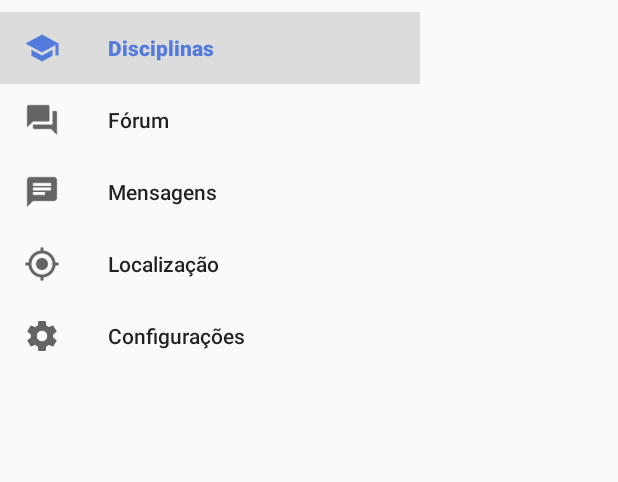
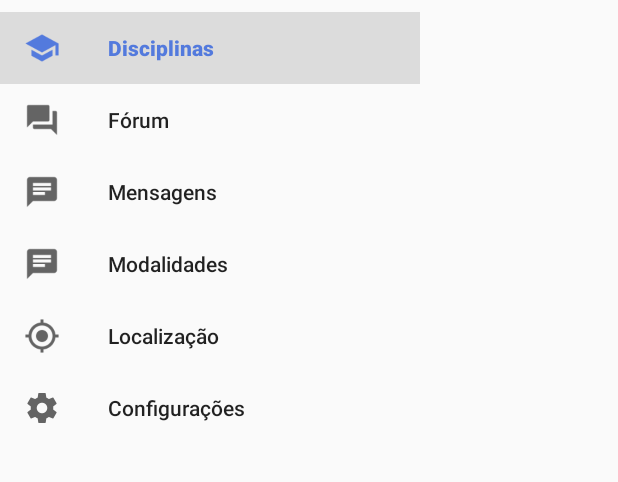
Before and after one commit to pabloferr92/torii-gen-app, an Android app: the layout navigation_view.xml on its own in the app's theme, with its tools: preview values and no code run, on a phone screen of 412 x 824 dp, the part 240-722 px from its top. Run offline under Robolectric (Android 15) with nearby library versions, the phone set to English and light mode, and no system bars; network calls fail.

Commit message:
Ajustes menu lateral e inicio crud modalidades

```diff
--- a/app/src/main/res/menu/menu_lateral.xml
+++ b/app/src/main/res/menu/menu_lateral.xml
@@ -18,6 +18,11 @@
             android:title="Mensagens" />
 
         <item
+            android:id="@+id/nav_modalidades"
+            android:icon="@drawable/ic_chat_black"
+            android:title="Modalidades" />
+
+        <item
             android:id="@+id/nav_localizacao"
             android:icon="@drawable/ic_local_black"
             android:title="Localização" />
```
Also changed, not shown: app/src/main/java/br/com/pabloferreira/lmsapp/TelaInicialActivity.kt (+9 -4 lines).
